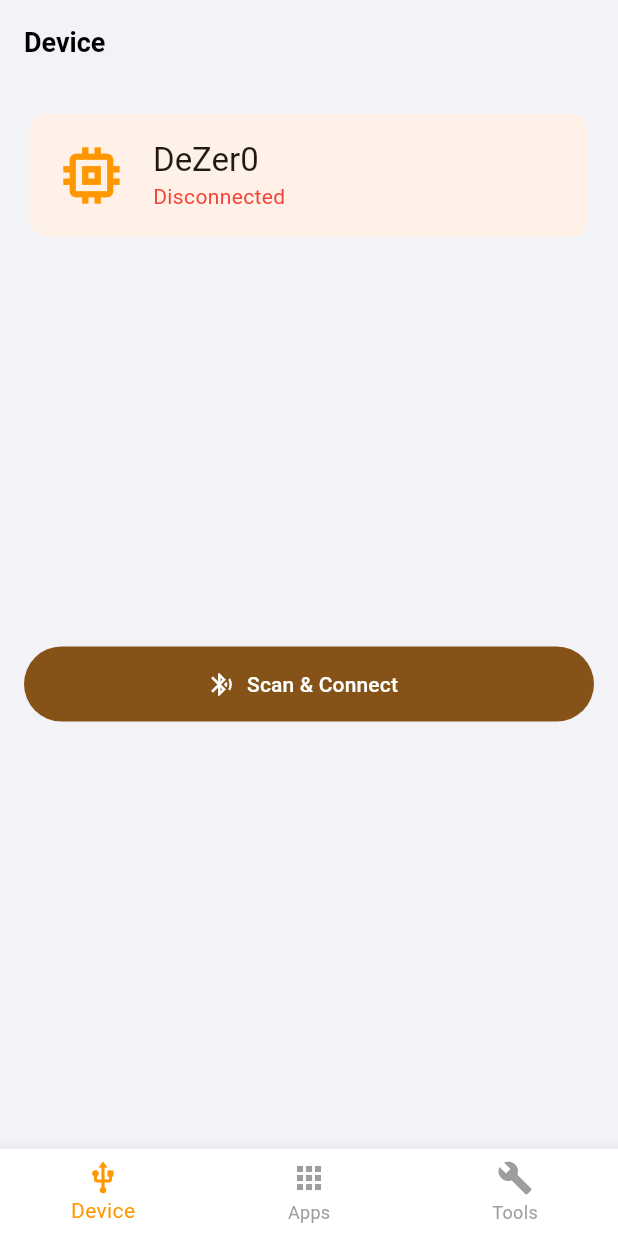
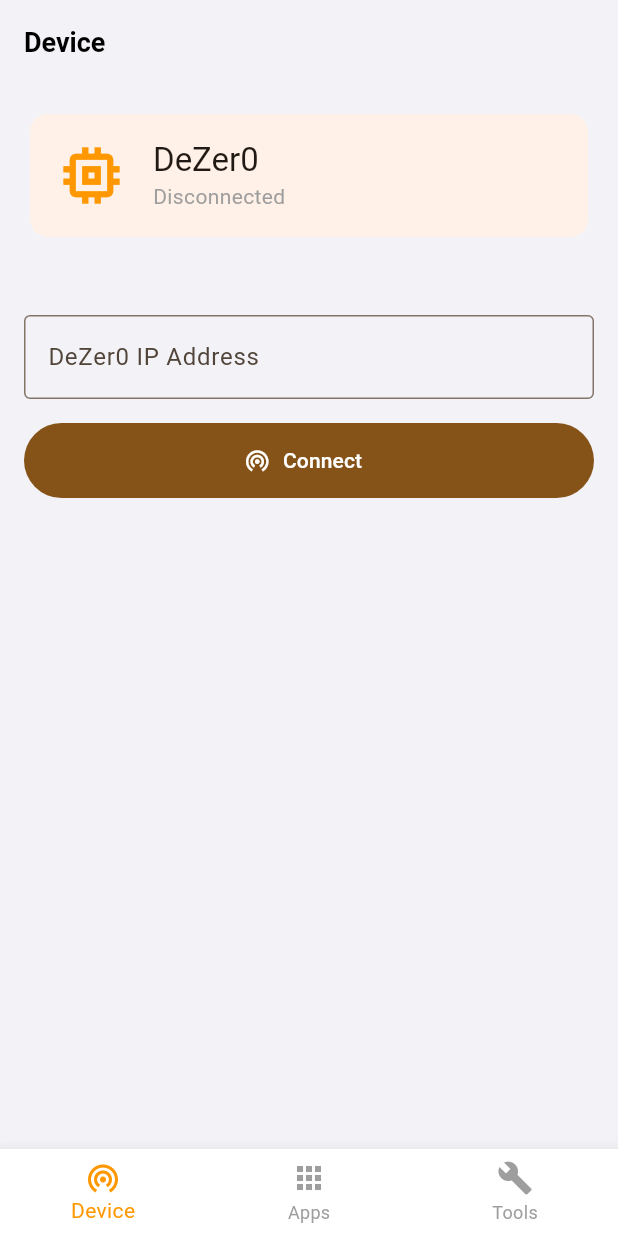
Before and after one commit to devkiraa/DeZer0, a Flutter app: the MainScreen screen opened directly, on a phone screen of 412 x 824 dp. Run offline on Flutter 3.47's test engine with Material 3 defaults, Android fonts, the phone set to English and light mode, and no system bars; our stand-ins replace flutter_blue_plus, font_awesome_flutter, shared_preferences; missing offline and left inert: flutter_pin_code_fields; accounts and stored records are empty.

Commit message:
Add WifiService for WebSocket communication
- Implemented WifiService class to manage WebSocket connections.
- Added methods for connecting, sending commands, and disconnecting.
- Introduced a logging mechanism to stream received messages.
- Managed connection states with an enum for better state handling.

```diff
--- a/dezero_app/lib/main.dart
+++ b/dezero_app/lib/main.dart
@@ -2,13 +2,9 @@ import 'package:flutter/material.dart';
 import 'passcode_screen.dart';
 import 'services/app_management_service.dart';
 
-// Make the main function async to allow for initialization before the app runs
 Future<void> main() async {
-  // Ensure Flutter's widget binding is initialized
   WidgetsFlutterBinding.ensureInitialized();
-  // Load the installed tools list from storage before running the app
   await AppManagementService().init();
-
   runApp(const MyApp());
 }
 
--- a/dezero_app/lib/main_screen.dart
+++ b/dezero_app/lib/main_screen.dart
@@ -1,5 +1,5 @@
 import 'package:flutter/material.dart';
-import 'ble_service.dart';
+import 'services/wifi_service.dart';
 import 'screens/device_screen.dart';
 import 'screens/apps_screen.dart';
 import 'screens/tools_screen.dart';
@@ -13,22 +13,23 @@ class MainScreen extends StatefulWidget {
 
 class _MainScreenState extends State<MainScreen> {
   int _selectedIndex = 0;
-  final BleService _bleService = BleService();
+  final WifiService _wifiService = WifiService();
   late final List<Widget> _widgetOptions;
 
   @override
   void initState() {
     super.initState();
+    // Pass the single WifiService instance to all screens that need it
     _widgetOptions = <Widget>[
-      DeviceScreen(bleService: _bleService),
-      const AppsScreen(), // No longer needs parameters
-      ToolsScreen(bleService: _bleService),
+      DeviceScreen(wifiService: _wifiService),
+      const AppsScreen(),
+      ToolsScreen(wifiService: _wifiService),
     ];
   }
 
   @override
   void dispose() {
-    _bleService.disconnect();
+    _wifiService.disconnect();
     super.dispose();
   }
 
@@ -45,7 +46,7 @@ class _MainScreenState extends State<MainScreen> {
       bottomNavigationBar: BottomNavigationBar(
         items: const <BottomNavigationBarItem>[
           BottomNavigationBarItem(
-            icon: Icon(Icons.usb),
+            icon: Icon(Icons.wifi_tethering),
             label: 'Device',
           ),
           BottomNavigationBarItem(
--- a/dezero_app/lib/screens/device_screen.dart
+++ b/dezero_app/lib/screens/device_screen.dart
@@ -1,11 +1,11 @@
 import 'dart:async';
 import 'dart:convert';
 import 'package:flutter/material.dart';
-import '../ble_service.dart';
+import '../services/wifi_service.dart';
 
 class DeviceScreen extends StatefulWidget {
-  final BleService bleService;
-  const DeviceScreen({super.key, required this.bleService});
+  final WifiService wifiService;
+  const DeviceScreen({super.key, required this.wifiService});
 
   @override
   State<DeviceScreen> createState() => _DeviceScreenState();
@@ -19,40 +19,45 @@ class _DeviceScreenState extends State<DeviceScreen> {
   int _ramTotal = 0;
   int _flashTotal = 0;
   bool _isFetchingInfo = false;
+  final TextEditingController _ipController = TextEditingController();
 
   @override
   void initState() {
     super.initState();
-    widget.bleService.connectionState.addListener(_onConnectionStateChanged);
-    _logSubscription = widget.bleService.logStream.listen(_onDataReceived);
+    // FIX: Listen to the service itself, not its property
+    widget.wifiService.addListener(_onStateChanged);
+    _logSubscription = widget.wifiService.logStream.listen(_onDataReceived);
 
-    // Initial check for already connected state
-    if (widget.bleService.connectionState.value == BleConnectionState.connected) {
+    if (widget.wifiService.connectionState == WifiConnectionState.connected) {
       _fetchDeviceInfoWithDelay();
     }
   }
 
   @override
   void dispose() {
-    widget.bleService.connectionState.removeListener(_onConnectionStateChanged);
+    // FIX: Remove the listener from the service itself
+    widget.wifiService.removeListener(_onStateChanged);
     _logSubscription?.cancel();
+    _ipController.dispose();
     super.dispose();
   }
 
-  void _onConnectionStateChanged() {
+  void _onStateChanged() {
     if (mounted) {
       setState(() {});
     }
-    if (widget.bleService.connectionState.value == BleConnectionState.connected && !_isFetchingInfo) {
+    // FIX: Access the connectionState directly, without .value
+    if (widget.wifiService.connectionState == WifiConnectionState.connected && !_isFetchingInfo) {
       _fetchDeviceInfoWithDelay();
     }
   }
 
   void _fetchDeviceInfoWithDelay() {
     _isFetchingInfo = true;
-    Future.delayed(const Duration(seconds: 1), () {
-      print("Requesting device info...");
-      widget.bleService.sendCommand('{"command":"get_device_info"}');
+    Future.delayed(const Duration(milliseconds: 500), () {
+      if (mounted && widget.wifiService.connectionState == WifiConnectionState.connected) {
+        widget.wifiService.sendCommand('{"command":"get_device_info"}');
+      }
     });
   }
 
@@ -71,64 +76,105 @@ class _DeviceScreenState extends State<DeviceScreen> {
           });
         }
       }
-    } catch (e) {
-      // Ignore other message types
+    } catch (e) { /* Ignore other message types */ }
+  }
+
+  void _handleConnect() {
+    if (_ipController.text.isNotEmpty) {
+      FocusScope.of(context).unfocus();
+      widget.wifiService.connect(_ipController.text);
+    } else {
+      ScaffoldMessenger.of(context).showSnackBar(
+        const SnackBar(content: Text("Please enter an IP address."))
+      );
     }
   }
 
-  // Main widget builder that changes based on state
-  Widget _buildContent() {
-    final state = widget.bleService.connectionState.value;
+  @override
+  Widget build(BuildContext context) {
+    // FIX: Access the state directly
+    final state = widget.wifiService.connectionState;
 
-    // If connected, show the full info layout
-    if (state == BleConnectionState.connected) {
-      return ListView(
+    return Scaffold(
+      appBar: AppBar(title: const Text("Device")),
+      body: Padding(
         padding: const EdgeInsets.all(16.0),
+        child: Column(
           children: [
             _buildHeaderCard(state),
             const SizedBox(height: 24),
-          _buildFirmwareUpdateCard(),
+            if (state == WifiConnectionState.connected)
+              Expanded(child: _buildConnectedView())
+            else if (state == WifiConnectionState.connecting)
+              const Expanded(child: Center(child: CircularProgressIndicator()))
+            else
+              _buildConnectionForm(),
+          ],
+        ),
+      ),
+    );
+  }
+
+  Widget _buildConnectionForm() {
+    return Column(
+      children: [
         const SizedBox(height: 24),
-          _buildDeviceInfoCard(),
+        TextField(
+          controller: _ipController,
+          decoration: const InputDecoration(
+            labelText: "DeZer0 IP Address",
+            hintText: "e.g., 192.168.4.1",
+            border: OutlineInputBorder(),
+          ),
+          keyboardType: TextInputType.phone,
+        ),
+        const SizedBox(height: 16),
+        SizedBox(
+          width: double.infinity,
+          height: 50,
+          child: FilledButton.icon(
+            icon: const Icon(Icons.wifi_tethering),
+            label: const Text("Connect"),
+            onPressed: _handleConnect,
+          ),
+        ),
+        // FIX: Access the state directly
+        if (widget.wifiService.connectionState == WifiConnectionState.error) ...[
+          const SizedBox(height: 20),
+          const Text("Connection Failed. Please check the IP address.",
+            style: TextStyle(color: Colors.red),
+            textAlign: TextAlign.center,
+          )
+        ]
       ],
     );
   }
 
-    // Otherwise, show a simplified view
-    return Padding(
-      padding: const EdgeInsets.all(16.0),
-      child: Column(
+  Widget _buildConnectedView() {
+    return Column(
       children: [
-          _buildHeaderCard(state),
+        _buildFirmwareUpdateCard(),
+        const SizedBox(height: 24),
+        _buildDeviceInfoCard(),
         const Spacer(),
-          if (state == BleConnectionState.disconnected)
-            SizedBox(
+        _buildDisconnectButton(),
+      ],
+    );
+  }
+
+  Widget _buildDisconnectButton() {
+    return SizedBox(
       width: double.infinity,
       height: 50,
-              // The new connect button
-              child: FilledButton.icon(
-                icon: const Icon(Icons.bluetooth_searching),
-                label: const Text("Scan & Connect"),
-                onPressed: () => widget.bleService.startScan(),
-              ),
-            ),
-          const Spacer(),
-        ],
+      child: OutlinedButton(
+        onPressed: () => widget.wifiService.disconnect(),
+        style: OutlinedButton.styleFrom(foregroundColor: Colors.red),
+        child: const Text("Disconnect"),
       ),
     );
   }
 
-  @override
-  Widget build(BuildContext context) {
-    return Scaffold(
-      appBar: AppBar(title: const Text("Device")),
-      body: _buildContent(),
-    );
-  }
-
-  // --- Helper Widgets for Cleaner Code ---
-
-  Widget _buildHeaderCard(BleConnectionState state) {
+  Widget _buildHeaderCard(WifiConnectionState state) {
     return Card(
       child: Padding(
         padding: const EdgeInsets.all(16.0),
@@ -146,12 +192,6 @@ class _DeviceScreenState extends State<DeviceScreen> {
                 ),
               ],
             ),
-            const Spacer(),
-            if (state == BleConnectionState.scanning || state == BleConnectionState.connecting)
-              const SizedBox(
-                  height: 24,
-                  width: 24,
-                  child: CircularProgressIndicator(strokeWidth: 3)),
           ],
         ),
       ),
@@ -175,7 +215,8 @@ class _DeviceScreenState extends State<DeviceScreen> {
             SizedBox(
               width: double.infinity,
               child: FilledButton(
-                onPressed: (widget.bleService.connectionState.value == BleConnectionState.connected) ? () {} : null,
+                // FIX: Access the state directly
+                onPressed: (widget.wifiService.connectionState == WifiConnectionState.connected) ? () {} : null,
                 style: FilledButton.styleFrom(backgroundColor: Colors.green),
                 child: const Text("UPDATE"),
               ),
@@ -207,20 +248,20 @@ class _DeviceScreenState extends State<DeviceScreen> {
     );
   }
 
-  Color _getColorForState(BleConnectionState state) {
+  Color _getColorForState(WifiConnectionState state) {
     switch (state) {
-      case BleConnectionState.connected: return Colors.green;
-      case BleConnectionState.scanning:
-      case BleConnectionState.connecting: return Colors.orange;
-      default: return Colors.red;
+      case WifiConnectionState.connected: return Colors.green;
+      case WifiConnectionState.connecting: return Colors.orange;
+      case WifiConnectionState.error: return Colors.red;
+      default: return Colors.grey;
     }
   }
 
-  String _getTextForState(BleConnectionState state) {
+  String _getTextForState(WifiConnectionState state) {
     switch (state) {
-      case BleConnectionState.scanning: return "Searching...";
-      case BleConnectionState.connecting: return "Connecting...";
-      case BleConnectionState.connected: return "Connected";
+      case WifiConnectionState.connecting: return "Connecting...";
+      case WifiConnectionState.connected: return "Connected";
+      case WifiConnectionState.error: return "Error";
       default: return "Disconnected";
     }
   }
--- a/dezero_app/lib/screens/tools_screen.dart
+++ b/dezero_app/lib/screens/tools_screen.dart
@@ -6,10 +6,11 @@ import '../models/tool_package.dart';
 import '../widgets/tool_list_item.dart';
 import 'tool_detail_screen.dart';
 import 'updates_screen.dart';
+import '../services/wifi_service.dart';
 
 class ToolsScreen extends StatefulWidget {
-  final BleService bleService;
-  const ToolsScreen({super.key, required this.bleService});
+  final WifiService wifiService; // Accepts the service
+  const ToolsScreen({super.key, required this.wifiService});
 
   @override
   State<ToolsScreen> createState() => _ToolsScreenState();
--- a/dezero_app/pubspec.yaml
+++ b/dezero_app/pubspec.yaml
@@ -37,6 +37,8 @@ dependencies:
   url_launcher: ^6.3.2
   font_awesome_flutter: ^10.8.0
   shared_preferences: ^2.5.3
+  web_socket_channel: ^3.0.3
+  provider: ^6.1.5
   # The following adds the Cupertino Icons font to your application.
   # Use with the CupertinoIcons class for iOS style icons.
   cupertino_icons: ^1.0.8
```
Also changed, not shown: dezero_app/lib/services/wifi_service.dart (added, +70 -0 lines), dezero_app/pubspec.lock, 1 other file. Lines whose indentation alone changed are shown as unchanged.
